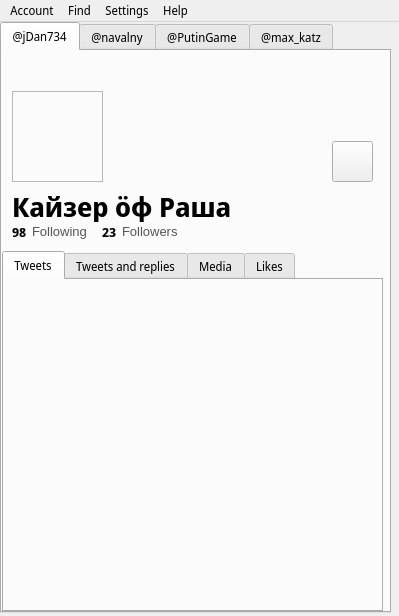
First picture: the form in design.ui, repository jDan735/qttwitter, before the edit.
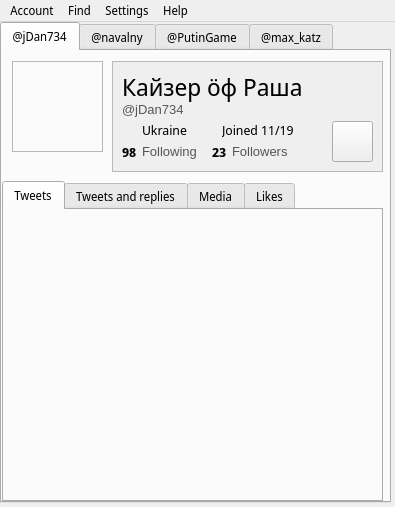
Second picture: the form after the edit. Icons and pictures are not drawn.

Commit message: Big changes in design

The edit to the form file:
```diff
--- a/design.ui
+++ b/design.ui
@@ -6,8 +6,8 @@
    <rect>
     <x>0</x>
     <y>0</y>
-    <width>399</width>
-    <height>616</height>
+    <width>395</width>
+    <height>507</height>
    </rect>
   </property>
   <property name="font">
@@ -29,7 +29,7 @@
       <x>0</x>
       <y>0</y>
       <width>391</width>
-      <height>591</height>
+      <height>481</height>
      </rect>
     </property>
     <property name="styleSheet">
@@ -42,115 +42,13 @@
      <attribute name="title">
       <string>@jDan734</string>
      </attribute>
-     <widget class="QLabel" name="label_3">
-      <property name="geometry">
-       <rect>
-        <x>10</x>
-        <y>140</y>
-        <width>371</width>
-        <height>31</height>
-       </rect>
-      </property>
-      <property name="font">
-       <font>
-        <pointsize>20</pointsize>
-        <weight>75</weight>
-        <bold>true</bold>
-       </font>
-      </property>
-      <property name="text">
-       <string>Кайзер öф Раша</string>
-      </property>
-     </widget>
-     <widget class="QLabel" name="label_7">
-      <property name="geometry">
-       <rect>
-        <x>30</x>
-        <y>170</y>
-        <width>61</width>
-        <height>21</height>
-       </rect>
-      </property>
-      <property name="font">
-       <font>
-        <pointsize>10</pointsize>
-       </font>
-      </property>
-      <property name="styleSheet">
-       <string notr="true">color: #555</string>
-      </property>
-      <property name="text">
-       <string>Following</string>
-      </property>
-     </widget>
-     <widget class="QLabel" name="label_8">
-      <property name="geometry">
-       <rect>
-        <x>120</x>
-        <y>170</y>
-        <width>71</width>
-        <height>21</height>
-       </rect>
-      </property>
-      <property name="font">
-       <font>
-        <pointsize>10</pointsize>
-       </font>
-      </property>
-      <property name="styleSheet">
-       <string notr="true">color: #555</string>
-      </property>
-      <property name="text">
-       <string>Followers</string>
-      </property>
-     </widget>
-     <widget class="QLabel" name="label_9">
-      <property name="geometry">
-       <rect>
-        <x>100</x>
-        <y>170</y>
-        <width>21</width>
-        <height>21</height>
-       </rect>
-      </property>
-      <property name="font">
-       <font>
-        <pointsize>10</pointsize>
-        <weight>75</weight>
-        <bold>true</bold>
-       </font>
-      </property>
-      <property name="text">
-       <string>23</string>
-      </property>
-     </widget>
-     <widget class="QLabel" name="label_10">
-      <property name="geometry">
-       <rect>
-        <x>10</x>
-        <y>170</y>
-        <width>21</width>
-        <height>21</height>
-       </rect>
-      </property>
-      <property name="font">
-       <font>
-        <pointsize>10</pointsize>
-        <weight>75</weight>
-        <bold>true</bold>
-       </font>
-      </property>
-      <property name="text">
-       <string>98</string>
-      </property>
-     </widget>
      <widget class="QTabWidget" name="tabWidget_2">
       <property name="geometry">
        <rect>
         <x>0</x>
-        <y>200</y>
+        <y>130</y>
         <width>381</width>
-        <height>361</height>
+        <height>321</height>
        </rect>
       </property>
       <property name="currentIndex">
@@ -177,43 +75,11 @@
        </attribute>
       </widget>
      </widget>
-     <widget class="QLabel" name="label">
-      <property name="geometry">
-       <rect>
-        <x>0</x>
-        <y>0</y>
-        <width>381</width>
-        <height>111</height>
-       </rect>
-      </property>
-      <property name="styleSheet">
-       <string notr="true"/>
-      </property>
-      <property name="text">
-       <string>&lt;html&gt;&lt;head/&gt;&lt;body&gt;&lt;p&gt;&lt;img width=&quot;381&quot; height=&quot;111&quot; src=&quot;:/@jDan734/img/@jDan734/600x200.jpg&quot;/&gt;&lt;/p&gt;&lt;/body&gt;&lt;/html&gt;</string>
-      </property>
-     </widget>
-     <widget class="QLabel" name="label_2">
-      <property name="geometry">
-       <rect>
-        <x>10</x>
-        <y>40</y>
-        <width>91</width>
-        <height>91</height>
-       </rect>
-      </property>
-      <property name="autoFillBackground">
-       <bool>false</bool>
-      </property>
-      <property name="text">
-       <string>&lt;html&gt;&lt;head/&gt;&lt;body&gt;&lt;p align=&quot;justify&quot;&gt;&lt;img width=91 src=&quot;:/@jDan734/img/@jDan734/mAIV3fEU_400x400.jpg&quot;/&gt;&lt;/p&gt;&lt;/body&gt;&lt;/html&gt;</string>
-      </property>
-     </widget>
      <widget class="QFrame" name="frame_2">
       <property name="geometry">
        <rect>
         <x>10</x>
-        <y>40</y>
+        <y>10</y>
         <width>91</width>
         <height>91</height>
        </rect>
@@ -225,27 +91,259 @@
        <enum>QFrame::Raised</enum>
       </property>
      </widget>
-     <widget class="QPushButton" name="pushButton_2">
+     <widget class="QFrame" name="frame_5">
       <property name="geometry">
        <rect>
-        <x>330</x>
-        <y>90</y>
-        <width>41</width>
-        <height>41</height>
+        <x>110</x>
+        <y>10</y>
+        <width>271</width>
+        <height>111</height>
        </rect>
+      </property>
+      <property name="autoFillBackground">
+       <bool>true</bool>
+      </property>
+      <property name="frameShape">
+       <enum>QFrame::StyledPanel</enum>
+      </property>
+      <property name="frameShadow">
+       <enum>QFrame::Raised</enum>
+      </property>
+      <widget class="QLabel" name="label_3">
+       <property name="geometry">
+        <rect>
+         <x>10</x>
+         <y>10</y>
+         <width>231</width>
+         <height>31</height>
+        </rect>
+       </property>
+       <property name="font">
+        <font>
+         <pointsize>18</pointsize>
+         <weight>50</weight>
+         <bold>false</bold>
+        </font>
+       </property>
+       <property name="text">
+        <string>Кайзер öф Раша</string>
+       </property>
+      </widget>
+      <widget class="QLabel" name="label_21">
+       <property name="geometry">
+        <rect>
+         <x>10</x>
+         <y>40</y>
+         <width>71</width>
+         <height>17</height>
+        </rect>
+       </property>
+       <property name="font">
+        <font>
+         <pointsize>10</pointsize>
+        </font>
+       </property>
+       <property name="styleSheet">
+        <string notr="true">color:#555</string>
+       </property>
+       <property name="text">
+        <string>@jDan734</string>
+       </property>
+      </widget>
+      <widget class="QLabel" name="label_30">
+       <property name="geometry">
+        <rect>
+         <x>30</x>
+         <y>60</y>
+         <width>49</width>
+         <height>17</height>
+        </rect>
+       </property>
+       <property name="font">
+        <font>
+         <pointsize>10</pointsize>
+        </font>
+       </property>
+       <property name="text">
+        <string>Ukraine</string>
+       </property>
+      </widget>
+      <widget class="QLabel" name="label_31">
+       <property name="geometry">
+        <rect>
+         <x>110</x>
+         <y>60</y>
+         <width>81</width>
+         <height>17</height>
+        </rect>
+       </property>
+       <property name="font">
+        <font>
+         <pointsize>10</pointsize>
+        </font>
+       </property>
+       <property name="text">
+        <string>Joined 11/19</string>
+       </property>
+      </widget>
+      <widget class="QLabel" name="label_32">
+       <property name="geometry">
+        <rect>
+         <x>10</x>
+         <y>60</y>
+         <width>21</width>
+         <height>16</height>
+        </rect>
+       </property>
+       <property name="autoFillBackground">
+        <bool>false</bool>
+       </property>
+       <property name="styleSheet">
+        <string notr="true"/>
+       </property>
+       <property name="text">
+        <string>&lt;html&gt;&lt;head/&gt;&lt;body&gt;&lt;p&gt;&lt;img width=21 src=&quot;:/default/img/app/Misc_Earth.png&quot;/&gt;&lt;/p&gt;&lt;/body&gt;&lt;/html&gt;</string>
+       </property>
+       <property name="scaledContents">
+        <bool>false</bool>
+       </property>
+       <property name="wordWrap">
+        <bool>false</bool>
+       </property>
+      </widget>
+      <widget class="QLabel" name="label_33">
+       <property name="geometry">
+        <rect>
+         <x>90</x>
+         <y>60</y>
+         <width>20</width>
+         <height>20</height>
+        </rect>
+       </property>
+       <property name="text">
+        <string>&lt;html&gt;&lt;head/&gt;&lt;body&gt;&lt;p&gt;&lt;img width=16 src=&quot;:/default/img/app/App_Clock.png&quot;/&gt;&lt;/p&gt;&lt;/body&gt;&lt;/html&gt;</string>
+       </property>
+      </widget>
+      <widget class="QLabel" name="label_10">
+       <property name="geometry">
+        <rect>
+         <x>10</x>
+         <y>80</y>
+         <width>21</width>
+         <height>21</height>
+        </rect>
+       </property>
+       <property name="font">
+        <font>
+         <pointsize>10</pointsize>
+         <weight>75</weight>
+         <bold>true</bold>
+        </font>
+       </property>
+       <property name="text">
+        <string>98</string>
+       </property>
+      </widget>
+      <widget class="QLabel" name="label_7">
+       <property name="geometry">
+        <rect>
+         <x>30</x>
+         <y>80</y>
+         <width>61</width>
+         <height>21</height>
+        </rect>
+       </property>
+       <property name="font">
+        <font>
+         <pointsize>10</pointsize>
+        </font>
+       </property>
+       <property name="styleSheet">
+        <string notr="true">color: #555</string>
+       </property>
+       <property name="text">
+        <string>Following</string>
+       </property>
+      </widget>
+      <widget class="QLabel" name="label_8">
+       <property name="geometry">
+        <rect>
+         <x>120</x>
+         <y>80</y>
+         <width>71</width>
+         <height>21</height>
+        </rect>
+       </property>
+       <property name="font">
+        <font>
+         <pointsize>10</pointsize>
+        </font>
+       </property>
+       <property name="styleSheet">
+        <string notr="true">color: #555</string>
+       </property>
+       <property name="text">
+        <string>Followers</string>
+       </property>
+      </widget>
+      <widget class="QLabel" name="label_9">
+       <property name="geometry">
+        <rect>
+         <x>100</x>
+         <y>80</y>
+         <width>21</width>
+         <height>21</height>
+        </rect>
+       </property>
+       <property name="font">
+        <font>
+         <pointsize>10</pointsize>
+         <weight>75</weight>
+         <bold>true</bold>
+        </font>
+       </property>
+       <property name="text">
+        <string>23</string>
+       </property>
+      </widget>
+      <widget class="QPushButton" name="pushButton_2">
+       <property name="geometry">
+        <rect>
+         <x>220</x>
+         <y>60</y>
+         <width>41</width>
+         <height>41</height>
+        </rect>
+       </property>
+       <property name="text">
+        <string/>
+       </property>
+       <property name="icon">
+        <iconset resource="qttwitter.qrc">
+         <normaloff>:/default/img/app/Website_Edit_Profile.png</normaloff>:/default/img/app/Website_Edit_Profile.png</iconset>
+       </property>
+       <property name="iconSize">
+        <size>
+         <width>32</width>
+         <height>32</height>
+        </size>
+       </property>
+      </widget>
+     </widget>
+     <widget class="QLabel" name="label_2">
+      <property name="geometry">
+       <rect>
+        <x>10</x>
+        <y>10</y>
+        <width>91</width>
+        <height>91</height>
+       </rect>
+      </property>
+      <property name="autoFillBackground">
+       <bool>false</bool>
       </property>
       <property name="text">
-       <string/>
-      </property>
-      <property name="icon">
-       <iconset resource="qttwitter.qrc">
-        <normaloff>:/default/img/app/Website_Edit_Profile.png</normaloff>:/default/img/app/Website_Edit_Profile.png</iconset>
-      </property>
-      <property name="iconSize">
-       <size>
-        <width>32</width>
-        <height>32</height>
-       </size>
+       <string>&lt;html&gt;&lt;head/&gt;&lt;body&gt;&lt;p&gt;&lt;img src=&quot;:/@jDan734/img/@jDan734/image.jpg&quot;/&gt;&lt;/p&gt;&lt;/body&gt;&lt;/html&gt;</string>
       </property>
      </widget>
      <zorder>label</zorder>
@@ -845,7 +943,7 @@
     <rect>
      <x>0</x>
      <y>0</y>
-     <width>399</width>
+     <width>395</width>
      <height>22</height>
     </rect>
    </property>
```
Left out of the diff: 112 changed lines with no effect on the pictures. The commit also changes 7 other files.
